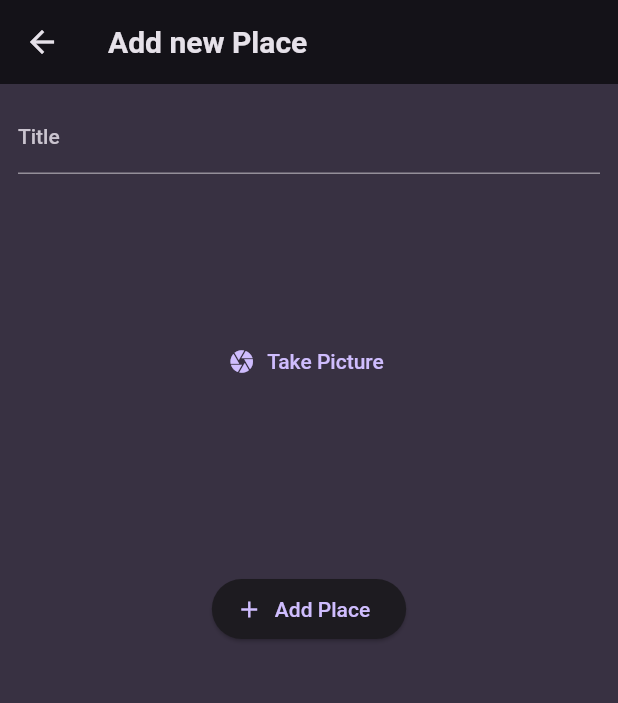
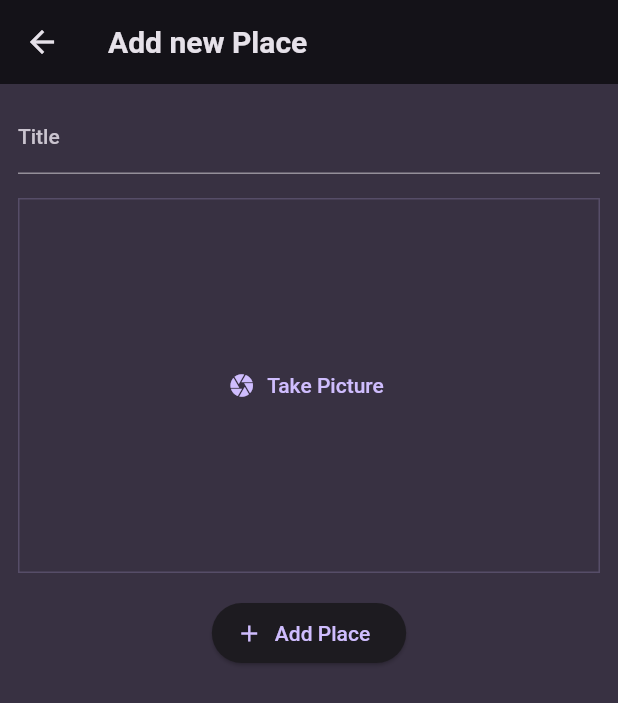
Before and after one commit to tyange/favorite_places, a Flutter app: the AddPlaceScreen screen opened directly, after a tap on "Take Picture", on a phone screen of 412 x 824 dp. Shown: the top 703 px of the screen. Run offline on Flutter 3.47's test engine with Material 2 defaults, Android fonts, the phone set to English and light mode, and no system bars; our stand-ins replace flutter_riverpod, google_fonts.

Commit message:
image picker configuration

```diff
--- a/lib/screens/add_place.dart
+++ b/lib/screens/add_place.dart
@@ -49,6 +49,9 @@ class _AddPlaceScreenState extends ConsumerState<AddPlaceScreen> {
                 color: Theme.of(context).colorScheme.onBackground,
               ),
             ),
+            const SizedBox(
+              height: 16,
+            ),
             ImageInput(),
             const SizedBox(
               height: 16,
--- a/lib/widgets/image_input.dart
+++ b/lib/widgets/image_input.dart
@@ -10,16 +10,26 @@ class ImageInput extends StatefulWidget {
 }
 
 class _ImageInputState extends State<ImageInput> {
+  void _takePicture() {}
+
   @override
   Widget build(BuildContext context) {
     return Container(
+        decoration: BoxDecoration(
+          border: Border.all(
+            width: 1,
+            color: Theme.of(context).colorScheme.primary.withOpacity(0.2),
+          ),
+        ),
         height: 250,
         width: double.infinity,
         alignment: Alignment.center,
         child: TextButton.icon(
           icon: Icon(Icons.camera),
           label: Text('Take Picture'),
-          onPressed: () {},
+          onPressed: () {
+            _takePicture();
+          },
         ));
   }
 }
--- a/pubspec.yaml
+++ b/pubspec.yaml
@@ -38,6 +38,7 @@ dependencies:
   google_fonts: ^4.0.3
   uuid: ^3.0.7
   flutter_riverpod: ^2.3.5
+  image_picker: ^0.8.7+4
 
 dev_dependencies:
   flutter_test:
```
Also changed, not shown: pubspec.lock, 1 other file.
